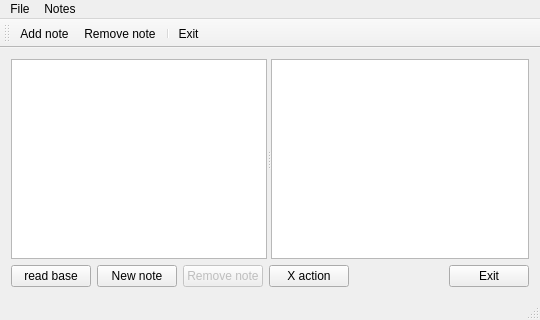
First picture: the form in notes2.ui, repository fatinbrain/notes2, before the edit.
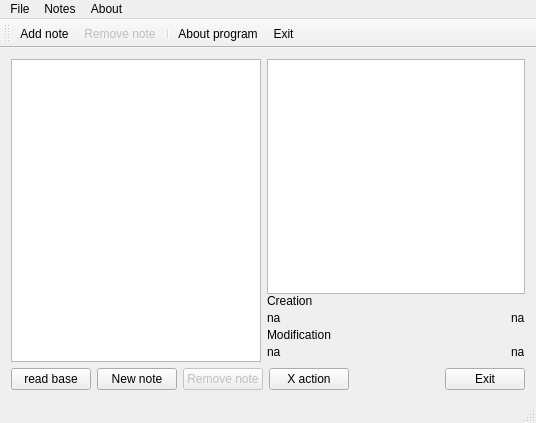
Second picture: the form after the edit. Icons and pictures are not drawn.

Patch:
```diff
--- a/notes2.ui
+++ b/notes2.ui
@@ -6,8 +6,8 @@
    <rect>
     <x>0</x>
     <y>0</y>
-    <width>540</width>
-    <height>320</height>
+    <width>536</width>
+    <height>423</height>
    </rect>
   </property>
   <property name="windowTitle">
@@ -16,32 +16,149 @@
   <widget class="QWidget" name="centralWidget">
    <layout class="QGridLayout" name="gridLayout">
     <item row="0" column="0">
-     <layout class="QVBoxLayout" name="verticalLayout">
+     <layout class="QVBoxLayout" name="verticalLayout_5">
       <item>
-       <widget class="QSplitter" name="splitter">
-        <property name="orientation">
-         <enum>Qt::Horizontal</enum>
-        </property>
-        <widget class="QListWidget" name="lwNotes">
-         <property name="sizePolicy">
-          <sizepolicy hsizetype="Maximum" vsizetype="Expanding">
-           <horstretch>0</horstretch>
-           <verstretch>0</verstretch>
-          </sizepolicy>
-         </property>
-        </widget>
-        <widget class="QTextEdit" name="teNoteText">
-         <property name="sizePolicy">
-          <sizepolicy hsizetype="Expanding" vsizetype="Expanding">
-           <horstretch>1</horstretch>
-           <verstretch>0</verstretch>
-          </sizepolicy>
-         </property>
-         <property name="tabStopWidth">
-          <number>40</number>
-         </property>
-        </widget>
-       </widget>
+       <layout class="QHBoxLayout" name="horizontalLayout_4">
+        <item>
+         <widget class="QListWidget" name="lwNotes">
+          <property name="sizePolicy">
+           <sizepolicy hsizetype="Maximum" vsizetype="Expanding">
+            <horstretch>0</horstretch>
+            <verstretch>0</verstretch>
+           </sizepolicy>
+          </property>
+          <property name="maximumSize">
+           <size>
+            <width>250</width>
+            <height>16777215</height>
+           </size>
+          </property>
+         </widget>
+        </item>
+        <item>
+         <layout class="QVBoxLayout" name="verticalLayout_4">
+          <property name="spacing">
+           <number>0</number>
+          </property>
+          <item>
+           <widget class="QTextEdit" name="teNoteText">
+            <property name="sizePolicy">
+             <sizepolicy hsizetype="Expanding" vsizetype="Expanding">
+              <horstretch>1</horstretch>
+              <verstretch>0</verstretch>
+             </sizepolicy>
+            </property>
+            <property name="tabStopWidth">
+             <number>40</number>
+            </property>
+           </widget>
+          </item>
+          <item>
+           <layout class="QVBoxLayout" name="verticalLayout_3">
+            <property name="spacing">
+             <number>0</number>
+            </property>
+            <item>
+             <layout class="QVBoxLayout" name="verticalLayout">
+              <property name="spacing">
+               <number>0</number>
+              </property>
+              <item>
+               <widget class="QLabel" name="lcCreation">
+                <property name="text">
+                 <string>Creation</string>
+                </property>
+               </widget>
+              </item>
+              <item>
+               <layout class="QHBoxLayout" name="horizontalLayout">
+                <property name="spacing">
+                 <number>0</number>
+                </property>
+                <item>
+                 <widget class="QLabel" name="lCr">
+                  <property name="text">
+                   <string>na</string>
+                  </property>
+                 </widget>
+                </item>
+                <item>
+                 <spacer name="horizontalSpacer_2">
+                  <property name="orientation">
+                   <enum>Qt::Horizontal</enum>
+                  </property>
+                  <property name="sizeHint" stdset="0">
+                   <size>
+                    <width>40</width>
+                    <height>20</height>
+                   </size>
+                  </property>
+                 </spacer>
+                </item>
+                <item>
+                 <widget class="QLabel" name="lCrAgo">
+                  <property name="text">
+                   <string>na</string>
+                  </property>
+                 </widget>
+                </item>
+               </layout>
+              </item>
+             </layout>
+            </item>
+            <item>
+             <layout class="QVBoxLayout" name="verticalLayout_2">
+              <property name="spacing">
+               <number>0</number>
+              </property>
+              <item>
+               <widget class="QLabel" name="lcModification">
+                <property name="text">
+                 <string>Modification</string>
+                </property>
+               </widget>
+              </item>
+              <item>
+               <layout class="QHBoxLayout" name="horizontalLayout_3">
+                <property name="spacing">
+                 <number>0</number>
+                </property>
+                <item>
+                 <widget class="QLabel" name="lMd">
+                  <property name="text">
+                   <string>na</string>
+                  </property>
+                 </widget>
+                </item>
+                <item>
+                 <spacer name="horizontalSpacer_3">
+                  <property name="orientation">
+                   <enum>Qt::Horizontal</enum>
+                  </property>
+                  <property name="sizeHint" stdset="0">
+                   <size>
+                    <width>40</width>
+                    <height>20</height>
+                   </size>
+                  </property>
+                 </spacer>
+                </item>
+                <item>
+                 <widget class="QLabel" name="lMdAgo">
+                  <property name="text">
+                   <string>na</string>
+                  </property>
+                 </widget>
+                </item>
+               </layout>
+              </item>
+             </layout>
+            </item>
+           </layout>
+          </item>
+         </layout>
+        </item>
+       </layout>
       </item>
       <item>
        <layout class="QHBoxLayout" name="horizontalLayout_2">
@@ -119,7 +236,7 @@
     <rect>
      <x>0</x>
      <y>0</y>
-     <width>540</width>
+     <width>536</width>
      <height>21</height>
     </rect>
    </property>
@@ -136,8 +253,16 @@
     <addaction name="actionAdd_note"/>
     <addaction name="actionRemove_note"/>
    </widget>
+   <widget class="QMenu" name="menuAbout">
+    <property name="title">
+     <string>About</string>
+    </property>
+    <addaction name="actionAbout_program"/>
+    <addaction name="actionAbout_Qt"/>
+   </widget>
    <addaction name="menuFile"/>
    <addaction name="menuNotes"/>
+   <addaction name="menuAbout"/>
   </widget>
   <widget class="QToolBar" name="mainToolBar">
    <attribute name="toolBarArea">
@@ -149,6 +274,7 @@
    <addaction name="actionAdd_note"/>
    <addaction name="actionRemove_note"/>
    <addaction name="separator"/>
+   <addaction name="actionAbout_program"/>
    <addaction name="actionExit"/>
   </widget>
   <widget class="QStatusBar" name="statusBar"/>
@@ -180,6 +306,9 @@
    </property>
   </action>
   <action name="actionRemove_note">
+   <property name="enabled">
+    <bool>false</bool>
+   </property>
    <property name="icon">
     <iconset resource="notes2.qrc">
      <normaloff>:/img/img/Remove.png</normaloff>:/img/img/Remove.png</iconset>
@@ -191,6 +320,20 @@
     <string>Remove current note</string>
    </property>
   </action>
+  <action name="actionAbout_program">
+   <property name="icon">
+    <iconset resource="notes2.qrc">
+     <normaloff>:/img/img/About.png</normaloff>:/img/img/About.png</iconset>
+   </property>
+   <property name="text">
+    <string>About program</string>
+   </property>
+  </action>
+  <action name="actionAbout_Qt">
+   <property name="text">
+    <string>About Qt</string>
+   </property>
+  </action>
  </widget>
  <layoutdefault spacing="6" margin="11"/>
  <resources>
```
Left out of the diff: 1 changed line with no effect on the pictures.
